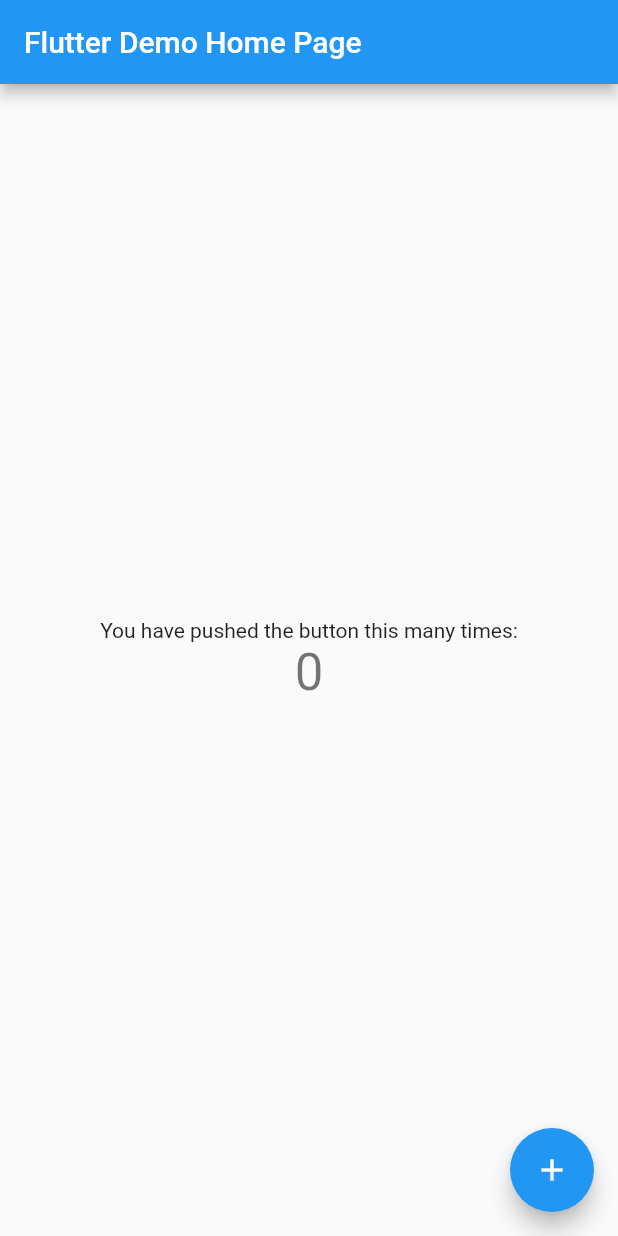
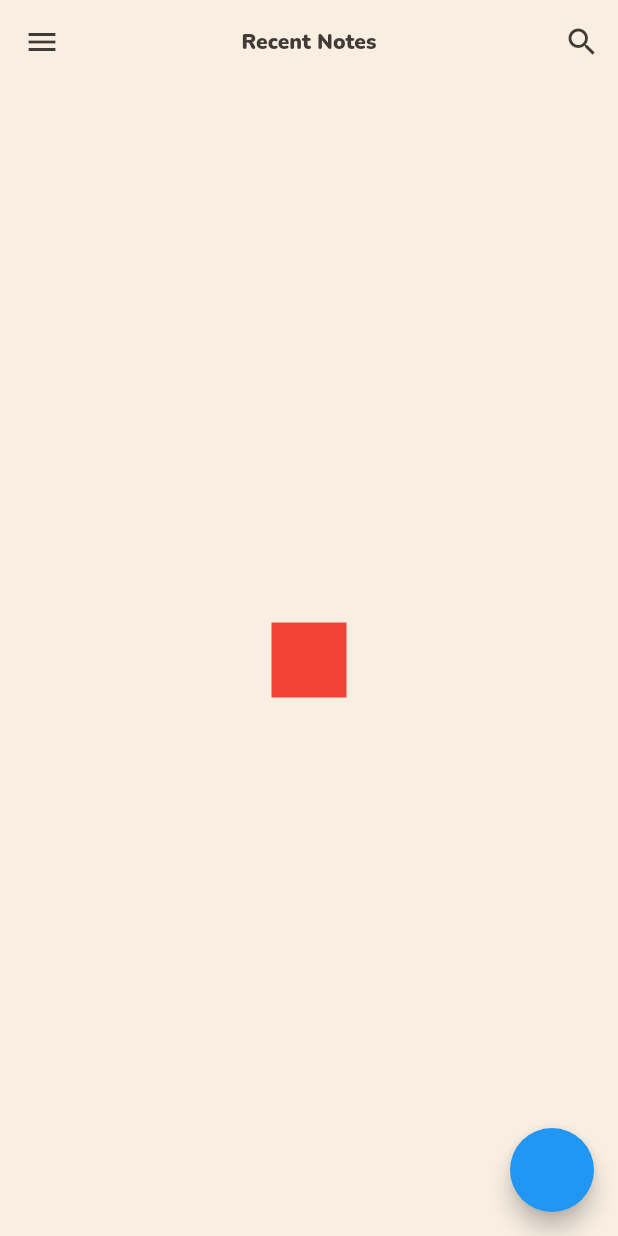
Before and after one commit to JustAgent/TaskManager, a Flutter app: the screen it shows after launch, on a phone screen of 412 x 824 dp. Run offline on Flutter 3.47's test engine with Material 2 defaults, Android fonts, the phone set to English and light mode, and no system bars; our stand-ins replace google_fonts.

Commit message:
base pages

```diff
--- a/lib/main.dart
+++ b/lib/main.dart
@@ -1,115 +1,12 @@
 import 'package:flutter/material.dart';
+import 'package:task_manager/pages/add_note.dart';
+import 'package:task_manager/pages/notes.dart';
+import 'package:task_manager/pages/single_note.dart';
 
-void main() {
-  runApp(const MyApp());
-}
-
-class MyApp extends StatelessWidget {
-  const MyApp({Key? key}) : super(key: key);
-
-  // This widget is the root of your application.
-  @override
-  Widget build(BuildContext context) {
-    return MaterialApp(
-      title: 'Flutter Demo',
-      theme: ThemeData(
-        // This is the theme of your application.
-        //
-        // Try running your application with "flutter run". You'll see the
-        // application has a blue toolbar. Then, without quitting the app, try
-        // changing the primarySwatch below to Colors.green and then invoke
-        // "hot reload" (press "r" in the console where you ran "flutter run",
-        // or simply save your changes to "hot reload" in a Flutter IDE).
-        // Notice that the counter didn't reset back to zero; the application
-        // is not restarted.
-        primarySwatch: Colors.blue,
-      ),
-      home: const MyHomePage(title: 'Flutter Demo Home Page'),
-    );
-  }
-}
-
-class MyHomePage extends StatefulWidget {
-  const MyHomePage({Key? key, required this.title}) : super(key: key);
-
-  // This widget is the home page of your application. It is stateful, meaning
-  // that it has a State object (defined below) that contains fields that affect
-  // how it looks.
-
-  // This class is the configuration for the state. It holds the values (in this
-  // case the title) provided by the parent (in this case the App widget) and
-  // used by the build method of the State. Fields in a Widget subclass are
-  // always marked "final".
-
-  final String title;
-
-  @override
-  State<MyHomePage> createState() => _MyHomePageState();
-}
-
-class _MyHomePageState extends State<MyHomePage> {
-  int _counter = 0;
-
-  void _incrementCounter() {
-    setState(() {
-      // This call to setState tells the Flutter framework that something has
-      // changed in this State, which causes it to rerun the build method below
-      // so that the display can reflect the updated values. If we changed
-      // _counter without calling setState(), then the build method would not be
-      // called again, and so nothing would appear to happen.
-      _counter++;
-    });
-  }
-
-  @override
-  Widget build(BuildContext context) {
-    // This method is rerun every time setState is called, for instance as done
-    // by the _incrementCounter method above.
-    //
-    // The Flutter framework has been optimized to make rerunning build methods
-    // fast, so that you can just rebuild anything that needs updating rather
-    // than having to individually change instances of widgets.
-    return Scaffold(
-      appBar: AppBar(
-        // Here we take the value from the MyHomePage object that was created by
-        // the App.build method, and use it to set our appbar title.
-        title: Text(widget.title),
-      ),
-      body: Center(
-        // Center is a layout widget. It takes a single child and positions it
-        // in the middle of the parent.
-        child: Column(
-          // Column is also a layout widget. It takes a list of children and
-          // arranges them vertically. By default, it sizes itself to fit its
-          // children horizontally, and tries to be as tall as its parent.
-          //
-          // Invoke "debug painting" (press "p" in the console, choose the
-          // "Toggle Debug Paint" action from the Flutter Inspector in Android
-          // Studio, or the "Toggle Debug Paint" command in Visual Studio Code)
-          // to see the wireframe for each widget.
-          //
-          // Column has various properties to control how it sizes itself and
-          // how it positions its children. Here we use mainAxisAlignment to
-          // center the children vertically; the main axis here is the vertical
-          // axis because Columns are vertical (the cross axis would be
-          // horizontal).
-          mainAxisAlignment: MainAxisAlignment.center,
-          children: <Widget>[
-            const Text(
-              'You have pushed the button this many times:',
-            ),
-            Text(
-              '$_counter',
-              style: Theme.of(context).textTheme.headline4,
-            ),
-          ],
-        ),
-      ),
-      floatingActionButton: FloatingActionButton(
-        onPressed: _incrementCounter,
-        tooltip: 'Increment',
-        child: const Icon(Icons.add),
-      ), // This trailing comma makes auto-formatting nicer for build methods.
-    );
-  }
-}
+void main() => runApp(MaterialApp(
+  initialRoute: '/',
+  routes: {
+    '/': (context) =>  Notes(),
+    '/addNote': (context) =>  AddNote(),
+  },
+));
--- /dev/null
+++ b/lib/pages/notes.dart
@@ -0,0 +1,62 @@
+import 'package:flutter/material.dart';
+import 'package:google_fonts/google_fonts.dart';
+import 'package:task_manager/pages/single_note.dart';
+
+class Notes extends StatefulWidget {
+  const Notes({Key? key}) : super(key: key);
+
+  @override
+  State<Notes> createState() => _NotesState();
+}
+
+class _NotesState extends State<Notes> {
+
+  int bgMain = 0xffF8EEE2;
+  int noteMain = 0xffFFFDFA;
+  int appBarTextCOLOR = 0XFF403B36;
+  int whiteColor = 0xff000000;
+  @override
+  Widget build(BuildContext context) {
+    return Container(
+      child: Scaffold(
+        floatingActionButton: FloatingActionButton(
+          onPressed: () {
+            Navigator.pushReplacementNamed(context, '/addNote');
+          },
+        ),
+        appBar: AppBar(
+          centerTitle: true,
+          elevation: 0,
+          backgroundColor: Color(bgMain),
+          actions: [
+            IconButton(onPressed: () {},
+                icon: Icon(
+                    Icons.search_outlined,
+                    color: Color(appBarTextCOLOR),
+                )
+            )
+          ],
+          leading: IconButton(
+            icon: Icon(
+              Icons.menu,
+              color: Color(appBarTextCOLOR),
+            ),
+            onPressed: () {  },
+          ),
+          title: Text(
+            'Recent Notes',
+            style: GoogleFonts.nunito(
+              fontWeight: FontWeight.w900,
+              color: Color(appBarTextCOLOR),
+              fontSize: 14,
+            ),
+          ),
+        ),
+        backgroundColor: Color(bgMain),
+        body: Center(
+          child: Note(),
+        ),
+      ),
+    );
+  }
+}
--- /dev/null
+++ b/lib/pages/single_note.dart
@@ -0,0 +1,22 @@
+import 'package:flutter/material.dart';
+import 'package:google_fonts/google_fonts.dart';
+
+
+class Note extends StatefulWidget {
+
+  @override
+  State<Note> createState() => _NoteState();
+}
+
+class _NoteState extends State<Note> {
+  @override
+  Widget build(BuildContext context) {
+    return Center(
+      child: Container(
+        width: 50,
+        height: 50,
+        color: Colors.red,
+      ),
+      );
+  }
+}
--- a/pubspec.yaml
+++ b/pubspec.yaml
@@ -34,6 +34,8 @@ dependencies:
   # The following adds the Cupertino Icons font to your application.
   # Use with the CupertinoIcons class for iOS style icons.
   cupertino_icons: ^1.0.2
+  flutter_staggered_grid_view: ^0.6.2
+  google_fonts: ^3.0.1
 
 dev_dependencies:
   flutter_test:
```
Also changed, not shown: lib/pages/add_note.dart (added, +64 -0 lines), pubspec.lock, 3 other files.
